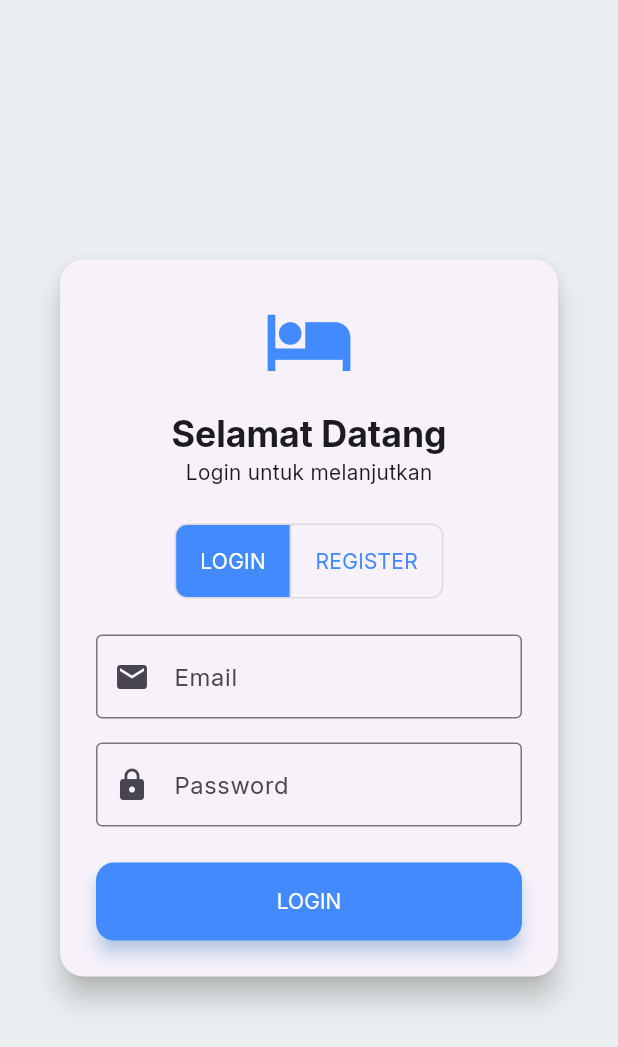
After one commit to Jovan-Y/asddddd, a Flutter app: the AuthGate screen opened directly, on a phone screen of 412 x 824 dp. The commit adds this screen. Shown: the top 1047 px of the screen. Run offline on Flutter 3.47's test engine with Material 3 defaults, Android fonts, the light colour scheme and no system bars; our stand-ins replace cloud_firestore, firebase_auth, firebase_core, geolocator, google_maps_flutter; accounts and stored records are empty; network calls fail.

Commit message:
asda
asdasd

```diff
--- a/hotel_review_app/lib/screens/add_post_screen.dart
+++ b/hotel_review_app/lib/screens/add_post_screen.dart
@@ -175,8 +175,8 @@ class _AddPostScreenState extends State<AddPostScreen> {
                     onChanged: _searchHotels, // Panggil pencarian saat teks berubah
                   ),
                   if (_hotelSuggestions.isNotEmpty)
-                    Container(
-                      constraints: BoxConstraints(maxHeight: 200), // Batasi tinggi saran
+                    SizedBox(
+                      height: 200, // Batasi tinggi saran
                       child: ListView.builder(
                         shrinkWrap: true,
                         itemCount: _hotelSuggestions.length,
--- /dev/null
+++ b/hotel_review_app/lib/screens/auth_gate.dart
@@ -0,0 +1,199 @@
+// lib/screens/auth_gate.dart
+import 'package:flutter/material.dart';
+import 'package:hotel_review_app/services/auth_service.dart';
+
+class AuthGate extends StatefulWidget {
+  const AuthGate({super.key});
+
+  @override
+  State<AuthGate> createState() => _AuthGateState();
+}
+
+class _AuthGateState extends State<AuthGate> {
+  final AuthService _authService = AuthService();
+  final _formKey = GlobalKey<FormState>();
+
+  // Controller untuk input
+  final _emailController = TextEditingController();
+  final _passwordController = TextEditingController();
+  final _fullNameController = TextEditingController(); // Hanya untuk registrasi
+
+  bool _isLogin = true; // Untuk beralih antara login dan registrasi
+  bool _isLoading = false;
+  String _errorMessage = '';
+
+  void _submitForm() async {
+    if (_formKey.currentState!.validate()) {
+      setState(() {
+        _isLoading = true;
+        _errorMessage = '';
+      });
+
+      try {
+        if (_isLogin) {
+          await _authService.signInWithEmailAndPassword(
+            _emailController.text.trim(),
+            _passwordController.text.trim(),
+          );
+        } else {
+          await _authService.registerWithEmailAndPassword(
+            _emailController.text.trim(),
+            _passwordController.text.trim(),
+            _fullNameController.text.trim(),
+          );
+        }
+        // Jika berhasil, AuthHandler akan otomatis mengarahkan ke HomeScreen
+      } catch (e) {
+        setState(() {
+          _errorMessage = e.toString();
+        });
+      } finally {
+        if (mounted) {
+          setState(() {
+            _isLoading = false;
+          });
+        }
+      }
+    }
+  }
+
+  @override
+  void dispose() {
+    _emailController.dispose();
+    _passwordController.dispose();
+    _fullNameController.dispose();
+    super.dispose();
+  }
+
+  @override
+  Widget build(BuildContext context) {
+    return Scaffold(
+      backgroundColor: Colors.blueGrey[50],
+      body: Center(
+        child: SingleChildScrollView(
+          padding: const EdgeInsets.all(24.0),
+          child: Card(
+            elevation: 8.0,
+            shape: RoundedRectangleBorder(borderRadius: BorderRadius.circular(16)),
+            child: Padding(
+              padding: const EdgeInsets.all(24.0),
+              child: Form(
+                key: _formKey,
+                child: Column(
+                  mainAxisSize: MainAxisSize.min,
+                  children: [
+                    // Header
+                    Icon(Icons.hotel, size: 60, color: Colors.blueAccent),
+                    const SizedBox(height: 16),
+                    Text(
+                      'Selamat Datang',
+                      style: Theme.of(context).textTheme.headlineSmall?.copyWith(
+                            fontWeight: FontWeight.bold,
+                          ),
+                    ),
+                    Text(
+                      _isLogin
+                          ? 'Login untuk melanjutkan'
+                          : 'Buat akun baru',
+                      style: Theme.of(context).textTheme.bodyMedium,
+                    ),
+                    const SizedBox(height: 24),
+
+                    // Toggle Button
+                    ToggleButtons(
+                      isSelected: [_isLogin, !_isLogin],
+                      onPressed: (index) {
+                        setState(() {
+                          _isLogin = index == 0;
+                        });
+                      },
+                      borderRadius: BorderRadius.circular(8.0),
+                      selectedColor: Colors.white,
+                      fillColor: Colors.blueAccent,
+                      color: Colors.blueAccent,
+                      children: const [
+                        Padding(
+                          padding: EdgeInsets.symmetric(horizontal: 16.0),
+                          child: Text('LOGIN'),
+                        ),
+                        Padding(
+                          padding: EdgeInsets.symmetric(horizontal: 16.0),
+                          child: Text('REGISTER'),
+                        ),
+                      ],
+                    ),
+                    const SizedBox(height: 24),
+
+                    // Form Fields
+                    if (!_isLogin)
+                      TextFormField(
+                        controller: _fullNameController,
+                        decoration: const InputDecoration(
+                          labelText: 'Nama Lengkap',
+                          prefixIcon: Icon(Icons.person),
+                          border: OutlineInputBorder(),
+                        ),
+                        validator: (value) =>
+                            value!.isEmpty ? 'Nama tidak boleh kosong' : null,
+                      ),
+                    if (!_isLogin) const SizedBox(height: 16),
+                    TextFormField(
+                      controller: _emailController,
+                      decoration: const InputDecoration(
+                        labelText: 'Email',
+                        prefixIcon: Icon(Icons.email),
+                        border: OutlineInputBorder(),
+                      ),
+                      keyboardType: TextInputType.emailAddress,
+                      validator: (value) =>
+                          !value!.contains('@') ? 'Masukkan email valid' : null,
+                    ),
+                    const SizedBox(height: 16),
+                    TextFormField(
+                      controller: _passwordController,
+                      decoration: const InputDecoration(
+                        labelText: 'Password',
+                        prefixIcon: Icon(Icons.lock),
+                        border: OutlineInputBorder(),
+                      ),
+                      obscureText: true,
+                      validator: (value) =>
+                          value!.length < 6 ? 'Password minimal 6 karakter' : null,
+                    ),
+                    const SizedBox(height: 24),
+
+                    // Submit Button
+                    _isLoading
+                        ? const CircularProgressIndicator()
+                        : SizedBox(
+                            width: double.infinity,
+                            child: ElevatedButton(
+                              onPressed: _submitForm,
+                              style: ElevatedButton.styleFrom(
+                                padding: const EdgeInsets.symmetric(vertical: 16),
+                                shape: RoundedRectangleBorder(
+                                  borderRadius: BorderRadius.circular(12),
+                                ),
+                              ),
+                              child: Text(_isLogin ? 'LOGIN' : 'REGISTER'),
+                            ),
+                          ),
+                    if (_errorMessage.isNotEmpty)
+                      Padding(
+                        padding: const EdgeInsets.only(top: 16.0),
+                        child: Text(
+                          _errorMessage,
+                          style: const TextStyle(color: Colors.red),
+                          textAlign: TextAlign.center,
+                        ),
+                      ),
+                  ],
+                ),
+              ),
+            ),
+          ),
+        ),
+      ),
+    );
+  }
+}
--- a/hotel_review_app/lib/screens/home_screen.dart
+++ b/hotel_review_app/lib/screens/home_screen.dart
@@ -103,7 +103,7 @@ class PostCard extends StatelessWidget {
                 padding: const EdgeInsets.only(top: 8.0),
                 child: Row(
                   children: [
-                    Icon(Icons.hotel, size: 18, color: Colors.blueAccent),
+                    const Icon(Icons.hotel, size: 18, color: Colors.blueAccent),
                     const SizedBox(width: 8),
                     Text(
                       'Hotel: ${post.hotelName}',
--- /dev/null
+++ b/hotel_review_app/lib/services/auth_service.dart
@@ -0,0 +1,61 @@
+// lib/services/auth_service.dart
+import 'package:firebase_auth/firebase_auth.dart';
+import 'package:cloud_firestore/cloud_firestore.dart';
+
+class AuthService {
+  final FirebaseAuth _auth = FirebaseAuth.instance;
+  final FirebaseFirestore _firestore = FirebaseFirestore.instance;
+
+  // Stream untuk memantau status autentikasi
+  Stream<User?> get user => _auth.authStateChanges();
+
+  // Mendapatkan User saat ini
+  User? get currentUser => _auth.currentUser;
+
+  // Fungsi untuk Registrasi dengan Email & Password
+  Future<User?> registerWithEmailAndPassword(
+      String email, String password, String fullName) async {
+    try {
+      UserCredential result = await _auth.createUserWithEmailAndPassword(
+        email: email,
+        password: password,
+      );
+      User? user = result.user;
+
+      if (user != null) {
+        // Simpan informasi tambahan pengguna ke Firestore
+        await _firestore.collection('users').doc(user.uid).set({
+          'fullName': fullName,
+          'email': email,
+          'createdAt': Timestamp.now(),
+        });
+        // Perbarui nama tampilan di Firebase Auth
+        await user.updateDisplayName(fullName);
+      }
+      return user;
+    } catch (e) {
+      print(e.toString());
+      return null;
+    }
+  }
+
+  // Fungsi untuk Login dengan Email & Password
+  Future<User?> signInWithEmailAndPassword(
+      String email, String password) async {
+    try {
+      UserCredential result = await _auth.signInWithEmailAndPassword(
+        email: email,
+        password: password,
+      );
+      return result.user;
+    } catch (e) {
+      print(e.toString());
+      return null;
+    }
+  }
+
+  // Fungsi untuk Logout
+  Future<void> signOut() async {
+    await _auth.signOut();
+  }
+}
```
Also changed, not shown: hotel_review_app/lib/models/post.dart (+7 -5 lines), hotel_review_app/lib/screens/profile_screen.dart (added, +124 -0 lines), hotel_review_app/firebase.json (added), hotel_review_app/lib/firebase_options.dart (added), hotel_review_app/lib/main.dart (line endings or trailing spaces), 4 other files.
